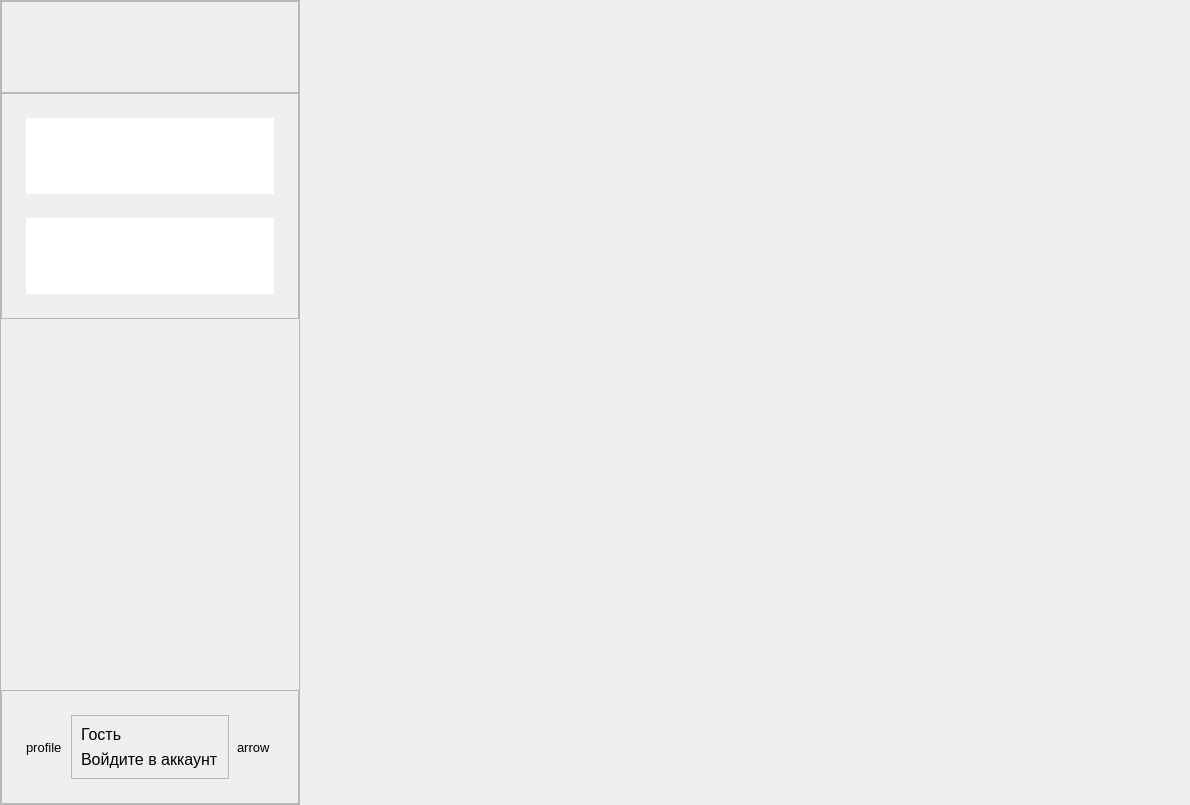
Above: ui/ui/main.ui from pntech-dev/Documents-Exp-Desktop before the change. Below: the same form after it.
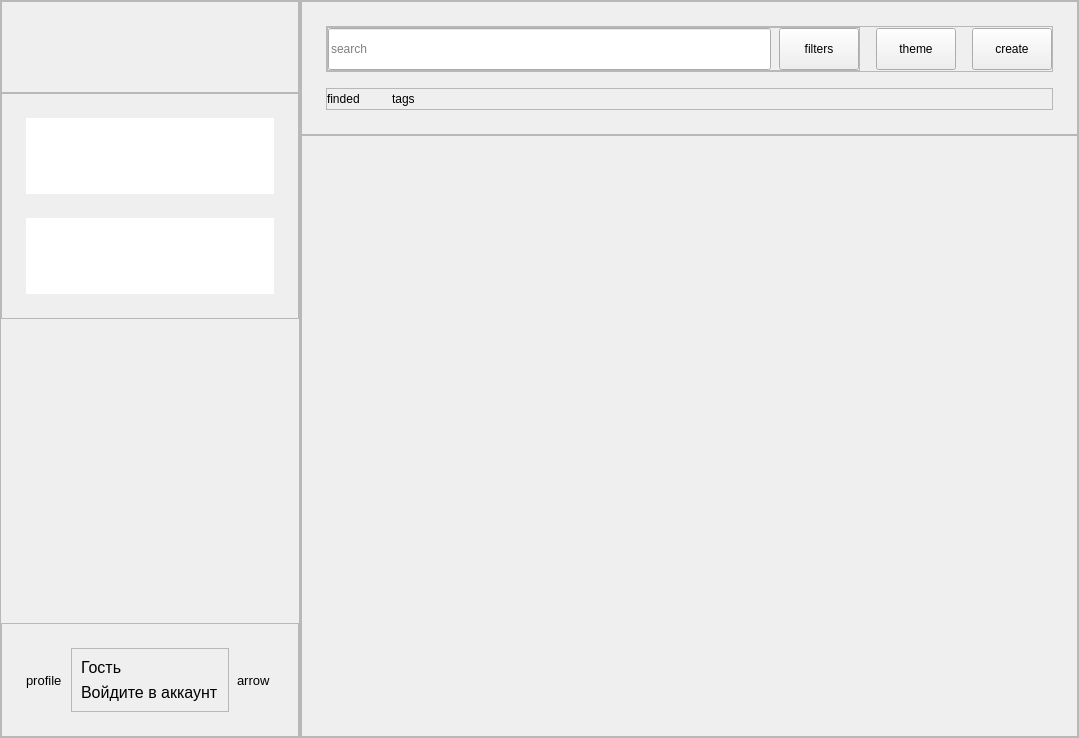
That is the form after the change. Custom widgets are drawn as their Qt base class.

Commit message: feat(ui): add base navigation panel structure

The edit to the form file:
```diff
--- a/ui/ui/main.ui
+++ b/ui/ui/main.ui
@@ -6,8 +6,8 @@
    <rect>
     <x>0</x>
     <y>0</y>
-    <width>1190</width>
-    <height>805</height>
+    <width>1079</width>
+    <height>738</height>
    </rect>
   </property>
   <property name="sizePolicy">
@@ -21,6 +21,9 @@
   </property>
   <widget class="QWidget" name="centralwidget">
    <layout class="QHBoxLayout" name="horizontalLayout">
+    <property name="spacing">
+     <number>0</number>
+    </property>
     <property name="leftMargin">
      <number>0</number>
     </property>
@@ -313,17 +316,243 @@
      </widget>
     </item>
     <item>
-     <spacer name="horizontalSpacer">
-      <property name="orientation">
-       <enum>Qt::Horizontal</enum>
+     <widget class="QFrame" name="main_frame">
+      <property name="frameShape">
+       <enum>QFrame::StyledPanel</enum>
       </property>
-      <property name="sizeHint" stdset="0">
-       <size>
-        <width>40</width>
-        <height>20</height>
-       </size>
+      <property name="frameShadow">
+       <enum>QFrame::Raised</enum>
       </property>
-     </spacer>
+      <layout class="QVBoxLayout" name="verticalLayout_4">
+       <property name="spacing">
+        <number>0</number>
+       </property>
+       <property name="leftMargin">
+        <number>0</number>
+       </property>
+       <property name="topMargin">
+        <number>0</number>
+       </property>
+       <property name="rightMargin">
+        <number>0</number>
+       </property>
+       <property name="bottomMargin">
+        <number>0</number>
+       </property>
+       <item>
+        <widget class="QFrame" name="navbar_frame">
+         <property name="frameShape">
+          <enum>QFrame::StyledPanel</enum>
+         </property>
+         <property name="frameShadow">
+          <enum>QFrame::Raised</enum>
+         </property>
+         <layout class="QVBoxLayout" name="verticalLayout_5">
+          <property name="spacing">
+           <number>16</number>
+          </property>
+          <property name="leftMargin">
+           <number>24</number>
+          </property>
+          <property name="topMargin">
+           <number>24</number>
+          </property>
+          <property name="rightMargin">
+           <number>24</number>
+          </property>
+          <property name="bottomMargin">
+           <number>24</number>
+          </property>
+          <item>
+           <widget class="QFrame" name="navbar_actions_frame">
+            <property name="frameShape">
+             <enum>QFrame::StyledPanel</enum>
+            </property>
+            <property name="frameShadow">
+             <enum>QFrame::Raised</enum>
+            </property>
+            <layout class="QHBoxLayout" name="horizontalLayout_4">
+             <property name="spacing">
+              <number>16</number>
+             </property>
+             <property name="leftMargin">
+              <number>0</number>
+             </property>
+             <property name="topMargin">
+              <number>0</number>
+             </property>
+             <property name="rightMargin">
+              <number>0</number>
+             </property>
+             <property name="bottomMargin">
+              <number>0</number>
+             </property>
+             <item>
+              <widget class="QFrame" name="search_frame">
+               <property name="frameShape">
+                <enum>QFrame::StyledPanel</enum>
+               </property>
+               <property name="frameShadow">
+                <enum>QFrame::Raised</enum>
+               </property>
+               <layout class="QHBoxLayout" name="horizontalLayout_6">
+                <property name="spacing">
+                 <number>8</number>
+                </property>
+                <property name="leftMargin">
+                 <number>0</number>
+                </property>
+                <property name="topMargin">
+                 <number>0</number>
+                </property>
+                <property name="rightMargin">
+                 <number>0</number>
+                </property>
+                <property name="bottomMargin">
+                 <number>0</number>
+                </property>
+                <item>
+                 <widget class="QLineEdit" name="search_lineEdit">
+                  <property name="minimumSize">
+                   <size>
+                    <width>0</width>
+                    <height>42</height>
+                   </size>
+                  </property>
+                  <property name="placeholderText">
+                   <string>search</string>
+                  </property>
+                 </widget>
+                </item>
+                <item>
+                 <widget class="TertiaryButton" name="search_filters_pushButton">
+                  <property name="minimumSize">
+                   <size>
+                    <width>0</width>
+                    <height>42</height>
+                   </size>
+                  </property>
+                  <property name="text">
+                   <string>filters</string>
+                  </property>
+                 </widget>
+                </item>
+               </layout>
+              </widget>
+             </item>
+             <item>
+              <widget class="QPushButton" name="theme_pushButton">
+               <property name="minimumSize">
+                <size>
+                 <width>0</width>
+                 <height>42</height>
+                </size>
+               </property>
+               <property name="text">
+                <string>theme</string>
+               </property>
+              </widget>
+             </item>
+             <item>
+              <widget class="PrimaryButton" name="create_pushButton">
+               <property name="minimumSize">
+                <size>
+                 <width>0</width>
+                 <height>42</height>
+                </size>
+               </property>
+               <property name="text">
+                <string>create</string>
+               </property>
+              </widget>
+             </item>
+            </layout>
+           </widget>
+          </item>
+          <item>
+           <widget class="QFrame" name="navbar_info_frame">
+            <property name="frameShape">
+             <enum>QFrame::StyledPanel</enum>
+            </property>
+            <property name="frameShadow">
+             <enum>QFrame::Raised</enum>
+            </property>
+            <layout class="QHBoxLayout" name="horizontalLayout_5">
+             <property name="spacing">
+              <number>32</number>
+             </property>
+             <property name="leftMargin">
+              <number>0</number>
+             </property>
+             <property name="topMargin">
+              <number>0</number>
+             </property>
+             <property name="rightMargin">
+              <number>0</number>
+             </property>
+             <property name="bottomMargin">
+              <number>0</number>
+             </property>
+             <item>
+              <widget class="QLabel" name="fided_label">
+               <property name="text">
+                <string>finded</string>
+               </property>
+              </widget>
+             </item>
+             <item>
+              <widget class="QLabel" name="tags_label">
+               <property name="text">
+                <string>tags</string>
+               </property>
+              </widget>
+             </item>
+             <item>
+              <spacer name="horizontalSpacer">
+               <property name="orientation">
+                <enum>Qt::Horizontal</enum>
+               </property>
+               <property name="sizeHint" stdset="0">
+                <size>
+                 <width>40</width>
+                 <height>20</height>
+                </size>
+               </property>
+              </spacer>
+             </item>
+            </layout>
+           </widget>
+          </item>
+         </layout>
+        </widget>
+       </item>
+       <item>
+        <widget class="QFrame" name="main_content_frame">
+         <property name="frameShape">
+          <enum>QFrame::StyledPanel</enum>
+         </property>
+         <property name="frameShadow">
+          <enum>QFrame::Raised</enum>
+         </property>
+         <layout class="QVBoxLayout" name="verticalLayout_6">
+          <item>
+           <spacer name="verticalSpacer_2">
+            <property name="orientation">
+             <enum>Qt::Vertical</enum>
+            </property>
+            <property name="sizeHint" stdset="0">
+             <size>
+              <width>20</width>
+              <height>579</height>
+             </size>
+            </property>
+           </spacer>
+          </item>
+         </layout>
+        </widget>
+       </item>
+      </layout>
+     </widget>
     </item>
    </layout>
   </widget>
@@ -339,6 +568,16 @@
    <extends>QLabel</extends>
    <header>.custom_widgets</header>
   </customwidget>
+  <customwidget>
+   <class>PrimaryButton</class>
+   <extends>QPushButton</extends>
+   <header>.custom_widgets</header>
+  </customwidget>
+  <customwidget>
+   <class>TertiaryButton</class>
+   <extends>QPushButton</extends>
+   <header>.custom_widgets</header>
+  </customwidget>
  </customwidgets>
  <resources/>
  <connections/>
```
The commit also changes 8 other files.
